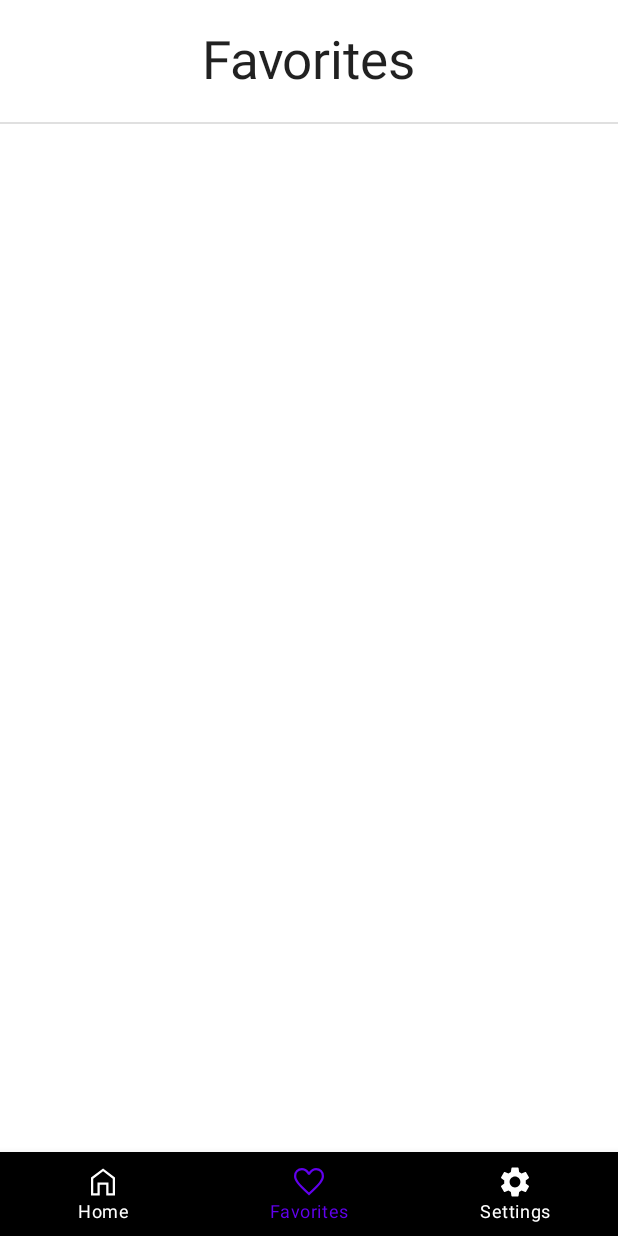
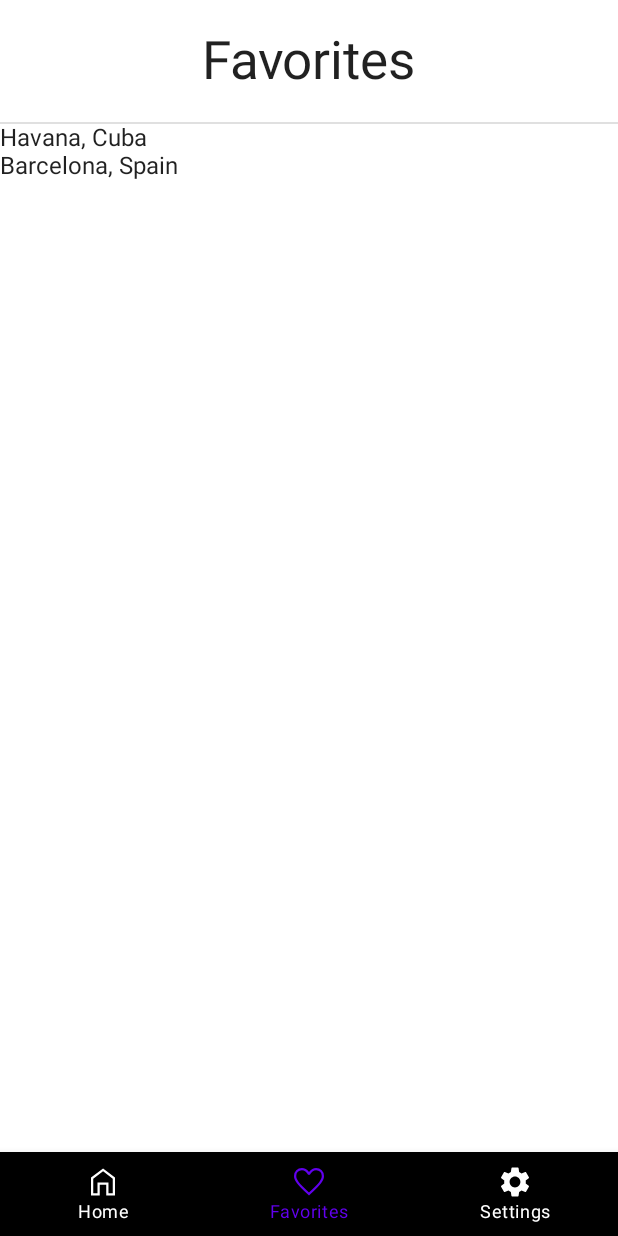
Before and after one commit to brayandm/FinalProject, an Android app built with Jetpack Compose: the screen it shows after launch once a user with an empty profile is signed in (MainActivity), item 2 of the bottom bar chosen, on a phone screen of 412 x 824 dp. Run offline under Robolectric (Android 15) with nearby library versions, the phone set to English and light mode, and no system bars; our stand-ins replace Firebase (no records; nobody signed in at launch, a user with empty details on screens opened directly), Room's generated code, livedata-compose.

```diff
--- /dev/null
+++ b/app/src/main/java/com/example/finalproject/Animation/LoadingAnimation.kt
@@ -0,0 +1,70 @@
+package com.example.finalproject.Animation
+
+import androidx.compose.animation.core.*
+import androidx.compose.foundation.background
+import androidx.compose.foundation.layout.*
+import androidx.compose.foundation.shape.CircleShape
+import androidx.compose.material.darkColors
+import androidx.compose.material.lightColors
+import androidx.compose.runtime.*
+import androidx.compose.ui.Alignment
+import androidx.compose.ui.Modifier
+import androidx.compose.ui.graphics.graphicsLayer
+import androidx.compose.ui.platform.LocalDensity
+import androidx.compose.ui.unit.dp
+import kotlinx.coroutines.delay
+
+
+@Composable
+fun LoadingAnimation(darkMode: MutableState<Boolean>) {
+    var circles = listOf(
+        remember { Animatable(initialValue = 0f) },
+        remember { Animatable(initialValue = 0f) },
+        remember { Animatable(initialValue = 0f) },
+    )
+
+    circles.forEachIndexed { index, animatable ->
+        LaunchedEffect(key1 = animatable) {
+            delay(index * 100L)
+            animatable.animateTo(
+                targetValue = 1f,
+                animationSpec = infiniteRepeatable(
+                    animation = keyframes {
+                        durationMillis = 1200
+                        0.0f at 0 with LinearOutSlowInEasing
+                        1.0f at 300 with LinearOutSlowInEasing
+                        0.0f at 600 with LinearOutSlowInEasing
+                        0.0f at 1200 with LinearOutSlowInEasing
+                    },
+                    repeatMode = RepeatMode.Restart
+                )
+            )
+
+        }
+    }
+
+    val circlesValues = circles.map{ it.value }
+    val distance = with(LocalDensity.current) { 20.dp.toPx() }
+
+    Row(
+        horizontalArrangement = Arrangement.Center,
+        verticalAlignment = Alignment.CenterVertically
+    ) {
+        circlesValues.forEachIndexed { index, it ->
+            Box(
+                modifier = Modifier
+                    .size(15.dp)
+                    .graphicsLayer {
+                        translationY = -it * distance
+                    }
+                    .background(
+                        color = if (darkMode.value) darkColors().onBackground else lightColors().onBackground,
+                        shape = CircleShape,
+                    )
+            )
+
+            if (index + 1 < circlesValues.size)
+                Spacer(modifier = Modifier.width(8.dp))
+        }
+    }
+}
--- a/app/src/main/java/com/example/finalproject/MainActivity.kt
+++ b/app/src/main/java/com/example/finalproject/MainActivity.kt
@@ -41,9 +41,10 @@ class MainActivity : ComponentActivity() {
     override fun onCreate(savedInstanceState: Bundle?) {
         super.onCreate(savedInstanceState)
 
+        viewModel.setIsWeatherLoad(false)
+        viewModel.setIsLocationLoad(false)
+
         fusedLocationProviderClient = LocationServices.getFusedLocationProviderClient(this)
-
-        viewModel.setIsWeatherLoad(false)
 
         setContent {
 
--- a/app/src/main/java/com/example/finalproject/MainViewModel.kt
+++ b/app/src/main/java/com/example/finalproject/MainViewModel.kt
@@ -16,12 +16,14 @@ class MainViewModel(private val repository: CityFavoriteRepository) : ViewModel(
     private val _location = MutableLiveData<Location>(Location(.0,.0))
     private val _weatherItem = MutableLiveData<WeatherItem>()
     private val _isWeatherLoad = MutableLiveData(false)
+    private val _isLocationLoad = MutableLiveData(false)
     private val _indexBottomNavigation = MutableLiveData(0)
     private val _navigationStack = MutableLiveData(Stack<BottomNavigationScreens>())
 
     val location : LiveData<Location> = _location
     val weatherItem : LiveData<WeatherItem> = _weatherItem
     val isWeatherLoad : LiveData<Boolean> = _isWeatherLoad
+    val isLocationLoad : LiveData<Boolean> = _isLocationLoad
     val indexBottomNavigation : LiveData<Int> = _indexBottomNavigation
     val navigationStack : LiveData<Stack<BottomNavigationScreens>> = _navigationStack
 
@@ -41,6 +43,11 @@ class MainViewModel(private val repository: CityFavoriteRepository) : ViewModel(
         _isWeatherLoad.postValue(isWeatherLoad)
     }
 
+    fun setIsLocationLoad(isLocationLoad : Boolean)
+    {
+        _isLocationLoad.postValue(isLocationLoad)
+    }
+
     fun setIndexBottomNavigation(indexBottomNavigation : Int)
     {
         _indexBottomNavigation.postValue(indexBottomNavigation)
@@ -48,7 +55,7 @@ class MainViewModel(private val repository: CityFavoriteRepository) : ViewModel(
 
     fun getCityFavoritesFromDatabase(): LiveData<List<CityFavorite>>
     {
-        return repository.allItems
+        return repository.allItems()
     }
 
     fun addCityFavorite(cityFavorite : CityFavorite)
--- a/app/src/main/java/com/example/finalproject/api/WeatherApiProvider.kt
+++ b/app/src/main/java/com/example/finalproject/api/WeatherApiProvider.kt
@@ -31,24 +31,24 @@ class WeatherApiProvider {
 
     fun fetchWeatherInfo(context: MainActivity, lat: Double, lon: Double) {
 
-        retrofit.fetchWeatherInfo(lat, lon).enqueue(object : Callback<WeatherItem> {
-
-            override fun onResponse(
-                call: Call<WeatherItem>,
-                response: Response<WeatherItem>
-            ) {
-                if (response.isSuccessful && response.body() != null) {
-                    Log.d(TAG, "Response: ${response.body()}")
-                    context.viewModel.setWeatherItem(response.body()!!)
-                    context.viewModel.setIsWeatherLoad(true)
-                } else {
-                    Log.e(TAG, "Error Fetching WeatherItem")
-                }
-            }
-
-            override fun onFailure(call: Call<WeatherItem>, t: Throwable) {
-                Log.e(TAG, "Error Fetching WeatherItem", t)
-            }
-        })
+//        retrofit.fetchWeatherInfo(lat, lon).enqueue(object : Callback<WeatherItem> {
+//
+//            override fun onResponse(
+//                call: Call<WeatherItem>,
+//                response: Response<WeatherItem>
+//            ) {
+//                if (response.isSuccessful && response.body() != null) {
+//                    Log.d(TAG, "Response: ${response.body()}")
+//                    context.viewModel.setWeatherItem(response.body()!!)
+//                    context.viewModel.setIsWeatherLoad(true)
+//                } else {
+//                    Log.e(TAG, "Error Fetching WeatherItem")
+//                }
+//            }
+//
+//            override fun onFailure(call: Call<WeatherItem>, t: Throwable) {
+//                Log.e(TAG, "Error Fetching WeatherItem", t)
+//            }
+//        })
     }
 }
--- a/app/src/main/java/com/example/finalproject/location/FetchLocation.kt
+++ b/app/src/main/java/com/example/finalproject/location/FetchLocation.kt
@@ -22,6 +22,7 @@ fun fetchLocation(context: MainActivity, fusedLocationProviderClient: FusedLocat
             Log.d("Success", "${it.latitude}, ${it.longitude}")
 
             context.viewModel.setLocation(Location(it.latitude, it.longitude))
+            context.viewModel.setIsLocationLoad(true)
         }
         else
         {
--- a/app/src/main/java/com/example/finalproject/navigation/BottomNavigationScreens.kt
+++ b/app/src/main/java/com/example/finalproject/navigation/BottomNavigationScreens.kt
@@ -89,11 +89,12 @@ fun AddNavigationContent(context: MainActivity, navController: NavHostController
                          appPreferences: AppPreferences) {
     NavHost(navController, startDestination = BottomNavigationScreens.Home.route) {
         composable(BottomNavigationScreens.Home.route) {
-            HomeScreen(context, isFahrenheit as MutableState<Boolean>)
+            HomeScreen(context, isDarkTheme as MutableState<Boolean>,
+                isFahrenheit as MutableState<Boolean>)
         }
 
         composable(BottomNavigationScreens.Favorites.route) {
-            FavoritesScreen()
+            FavoritesScreen(context)
         }
 
         composable(BottomNavigationScreens.Settings.route) {
--- a/app/src/main/java/com/example/finalproject/repository/AppDatabase.kt
+++ b/app/src/main/java/com/example/finalproject/repository/AppDatabase.kt
@@ -19,7 +19,7 @@ abstract class AppDatabase : RoomDatabase() {
 
         fun getDatabase(context: Context): AppDatabase {
             return INSTANCE ?: synchronized(this) {
-                val db = Room.databaseBuilder(context, AppDatabase::class.java, "unsplash_db").build()
+                val db = Room.databaseBuilder(context, AppDatabase::class.java, "db").build()
                 INSTANCE = db
                 db
             }
--- a/app/src/main/java/com/example/finalproject/repository/CityFavoriteRepository.kt
+++ b/app/src/main/java/com/example/finalproject/repository/CityFavoriteRepository.kt
@@ -1,14 +1,24 @@
 package com.example.finalproject.repository
 
+import android.util.Log
 import androidx.lifecycle.LiveData
 import com.example.finalproject.model.CityFavorite
 
 class CityFavoriteRepository(private val cityFavoriteDao: CityFavoriteDao) {
 
-    val allItems: LiveData<List<CityFavorite>> = cityFavoriteDao.getItems()
+    fun allItems(): LiveData<List<CityFavorite>>
+    {
+        Log.d("Database", "Get")
+        Log.d("Database", (cityFavoriteDao.getItems().value?:"null").toString())
+
+        return cityFavoriteDao.getItems()
+    }
 
     fun insertItem(item: CityFavorite) {
         AppDatabase.databaseWriteExecutor.execute {
+            Log.d("Database", "Inserted")
+            Log.d("Database", item.cityName)
+            Log.d("Database", item.countryName)
             cityFavoriteDao.insertItem(item)
         }
     }
--- a/app/src/main/java/com/example/finalproject/screens/FavoritesScreen.kt
+++ b/app/src/main/java/com/example/finalproject/screens/FavoritesScreen.kt
@@ -8,6 +8,7 @@ import androidx.compose.material.Surface
 import androidx.compose.material.Switch
 import androidx.compose.material.Text
 import androidx.compose.runtime.Composable
+import androidx.compose.runtime.livedata.observeAsState
 import androidx.compose.ui.Alignment
 import androidx.compose.ui.Modifier
 import androidx.compose.ui.unit.dp
@@ -15,14 +16,18 @@ import androidx.compose.ui.unit.sp
 import androidx.navigation.NavHostController
 import androidx.navigation.compose.NavHost
 import androidx.navigation.compose.composable
+import com.example.finalproject.MainActivity
+import com.example.finalproject.model.CityFavorite
 import com.example.finalproject.navigation.BottomNavigationScreens
 
 @Composable
-fun FavoritesScreen() {
+fun FavoritesScreen(context: MainActivity) {
     Column {
 
         Column(horizontalAlignment = Alignment.CenterHorizontally,
-            modifier = Modifier.fillMaxWidth().verticalScroll(rememberScrollState())) {
+            modifier = Modifier
+                .fillMaxWidth()
+                .verticalScroll(rememberScrollState())) {
             Spacer(modifier = Modifier.padding(10.dp),)
 
             Text(text = "Favorites", fontSize = 35.sp)
@@ -31,5 +36,17 @@ fun FavoritesScreen() {
         }
 
         Divider(thickness = 1.dp)
+
+        context.viewModel.addCityFavorite(CityFavorite(1,"Havana", "Cuba"))
+        context.viewModel.addCityFavorite(CityFavorite(2,"Barcelona", "Spain"))
+
+        val cityFavorites = context.viewModel.getCityFavoritesFromDatabase().observeAsState()
+
+        Column() {
+            for(city in cityFavorites.value?: listOf())
+            {
+                Text(text = "${city.cityName}, ${city.countryName}")
+            }
+        }
     }
 }
--- a/app/src/main/java/com/example/finalproject/screens/HomeScreen.kt
+++ b/app/src/main/java/com/example/finalproject/screens/HomeScreen.kt
@@ -24,6 +24,7 @@ import androidx.compose.ui.unit.sp
 import androidx.navigation.NavHostController
 import androidx.navigation.compose.NavHost
 import androidx.navigation.compose.composable
+import com.example.finalproject.Animation.LoadingAnimation
 import com.example.finalproject.MainActivity
 import com.example.finalproject.MainViewModel
 import com.example.finalproject.R
@@ -36,12 +37,13 @@ import com.example.finalproject.navigation.BottomNavigationScreens
 import com.google.android.gms.location.FusedLocationProviderClient
 
 @Composable
-fun HomeScreen(context: MainActivity, isFahrenheit: MutableState<Boolean>) {
+fun HomeScreen(context: MainActivity, isDarkTheme: MutableState<Boolean>, isFahrenheit: MutableState<Boolean>) {
 
     fetchLocation(context, context.fusedLocationProviderClient)
 
     val location = context.viewModel.location.observeAsState(Location(.0,.0))
     val isWeatherLoad = context.viewModel.isWeatherLoad.observeAsState(false)
+    val isLocationLoad = context.viewModel.isLocationLoad.observeAsState(false)
 
     Column(modifier = Modifier.verticalScroll(rememberScrollState())) {
 
@@ -105,6 +107,16 @@ fun HomeScreen(context: MainActivity, isFahrenheit: MutableState<Boolean>) {
 
                 Text(text = weatherData.weather?.description!!, fontSize = 30.sp)
             }
+            else
+            {
+                Spacer(modifier = Modifier.padding(100.dp))
+
+                Column(horizontalAlignment = Alignment.CenterHorizontally,
+                verticalArrangement = Arrangement.Center) {
+
+                    LoadingAnimation(darkMode = isDarkTheme)
+                }
+            }
         }
     }
 }
```
